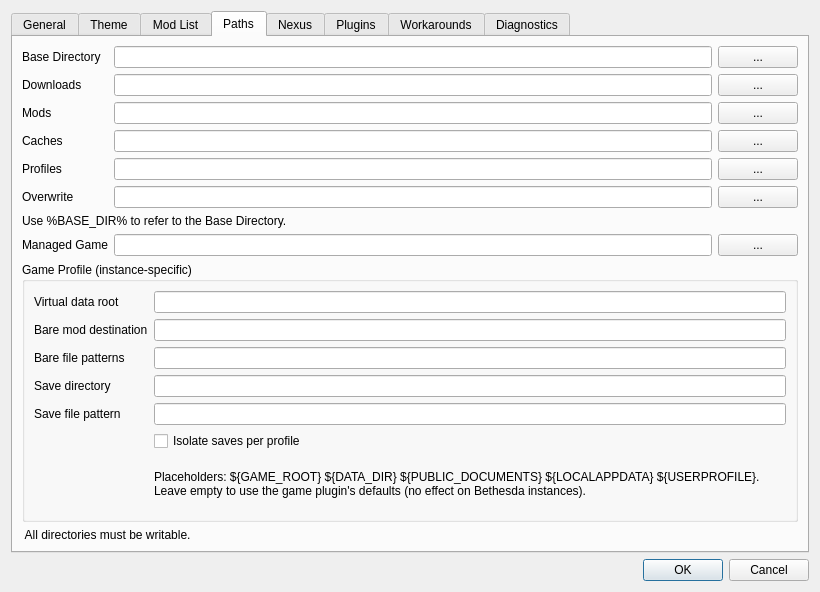
headoffundefined58-arch/modorganizer, file src/settingsdialog.ui: the form before one commit.
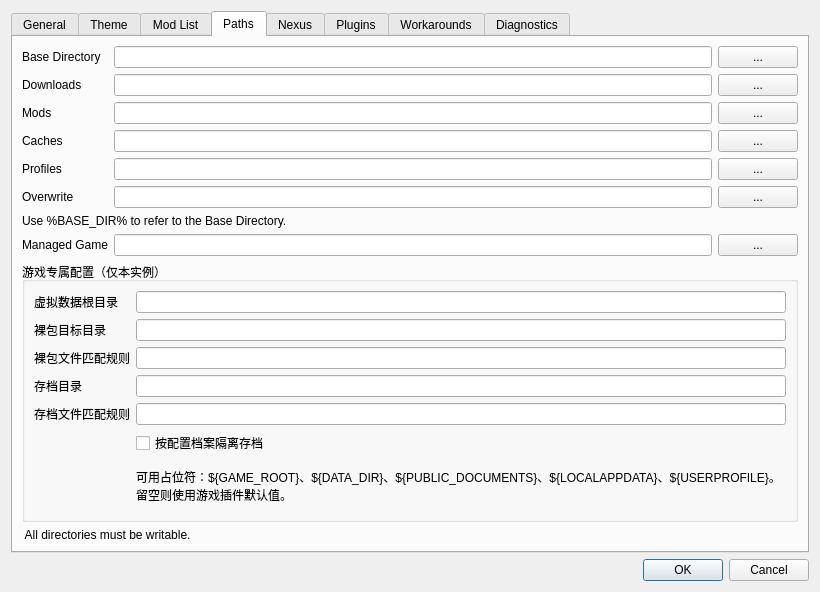
The form after the commit. The open tabs and pages were chosen to show the change. Icons and pictures are not drawn. Custom widgets are drawn as their Qt base class.

Commit message: Localize game profile page, hide game-irrelevant path rows, fix refresher hang

The edit to the form file:
```diff
--- a/src/settingsdialog.ui
+++ b/src/settingsdialog.ui
@@ -1008,13 +1008,13 @@
        <item>
         <widget class="QGroupBox" name="gameProfileGroup">
          <property name="title">
-          <string>Game Profile (instance-specific)</string>
+          <string>游戏专属配置（仅本实例）</string>
          </property>
          <layout class="QFormLayout" name="gameProfileForm">
           <item row="0" column="0">
            <widget class="QLabel" name="gpDataRootLabel">
             <property name="text">
-             <string>Virtual data root</string>
+             <string>虚拟数据根目录</string>
             </property>
            </widget>
           </item>
@@ -1024,7 +1024,7 @@
           <item row="1" column="0">
            <widget class="QLabel" name="gpBareDestLabel">
             <property name="text">
-             <string>Bare mod destination</string>
+             <string>裸包目标目录</string>
             </property>
            </widget>
           </item>
@@ -1034,7 +1034,7 @@
           <item row="2" column="0">
            <widget class="QLabel" name="gpBarePatternsLabel">
             <property name="text">
-             <string>Bare file patterns</string>
+             <string>裸包文件匹配规则</string>
             </property>
            </widget>
           </item>
@@ -1044,7 +1044,7 @@
           <item row="3" column="0">
            <widget class="QLabel" name="gpSaveDirLabel">
             <property name="text">
-             <string>Save directory</string>
+             <string>存档目录</string>
             </property>
            </widget>
           </item>
@@ -1054,7 +1054,7 @@
           <item row="4" column="0">
            <widget class="QLabel" name="gpSavePatternLabel">
             <property name="text">
-             <string>Save file pattern</string>
+             <string>存档文件匹配规则</string>
             </property>
            </widget>
           </item>
@@ -1064,14 +1064,14 @@
           <item row="5" column="1">
            <widget class="QCheckBox" name="gpSavePerProfileBox">
             <property name="text">
-             <string>Isolate saves per profile</string>
+             <string>按配置档案隔离存档</string>
             </property>
            </widget>
           </item>
           <item row="6" column="1">
            <widget class="QLabel" name="gpHelpLabel">
             <property name="text">
-             <string>Placeholders: ${GAME_ROOT} ${DATA_DIR} ${PUBLIC_DOCUMENTS} ${LOCALAPPDATA} ${USERPROFILE}. Leave empty to use the game plugin's defaults (no effect on Bethesda instances).</string>
+             <string>可用占位符：${GAME_ROOT}、${DATA_DIR}、${PUBLIC_DOCUMENTS}、${LOCALAPPDATA}、${USERPROFILE}。留空则使用游戏插件默认值。</string>
             </property>
             <property name="wordWrap">
              <bool>true</bool>
```
The commit also changes 3 other files.
